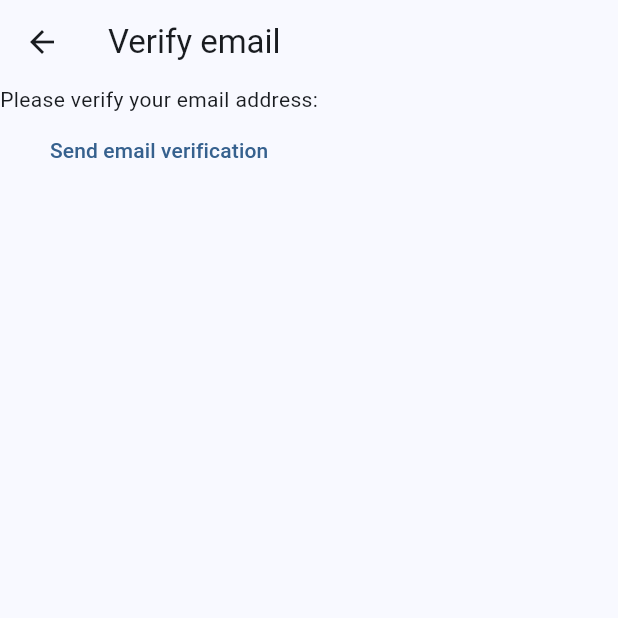
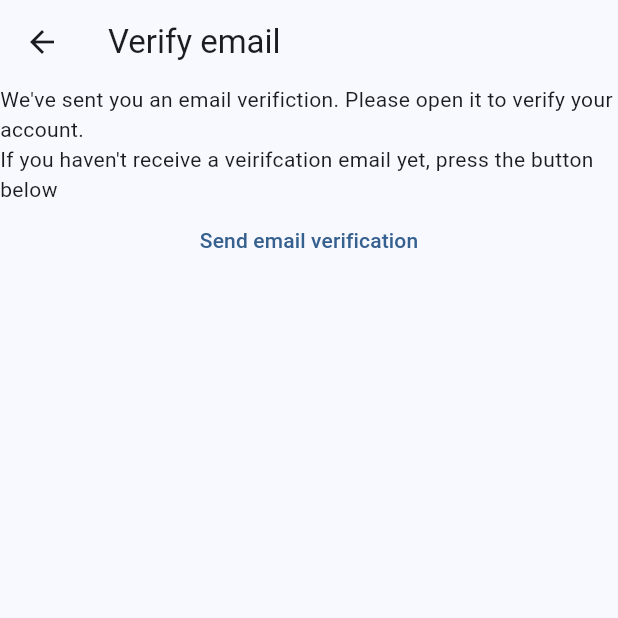
Before and after one commit to ArturKlasa/My-Notes, a Flutter app: the VerifyEmailView screen opened directly, on a phone screen of 412 x 824 dp, the top half of it. Run offline on Flutter 3.47's test engine with Material 3 defaults, Android fonts, the phone set to English and light mode, and no system bars; our stand-ins replace firebase_auth, firebase_core; accounts and stored records are empty.

```diff
--- a/lib/constants/routes.dart
+++ b/lib/constants/routes.dart
@@ -1,3 +1,4 @@
 const loginRoute = '/login/';
 const registerRoute = '/register/';
 const notesRoute = '/notes/';
+const verifyEmailRoute = '/verify-email/';
--- a/lib/main.dart
+++ b/lib/main.dart
@@ -22,6 +22,7 @@ void main() {
         loginRoute: (context) => const LoginView(),
         registerRoute: (context) => const RegisterView(),
         notesRoute: (context) => const NotesView(),
+        verifyEmailRoute: (context) => const VerifyEmailView(),
       },
     ),
   );
--- a/lib/views/verify_email_view.dart
+++ b/lib/views/verify_email_view.dart
@@ -17,7 +17,10 @@ class _VerifyEmailViewState extends State<VerifyEmailView> {
       ),
       body: Column(
         children: [
-          const Text('Please verify your email address:'),
+          const Text(
+              "We've sent you an email verifiction. Please open it to verify your account."),
+          const Text(
+              "If you haven't receive a veirifcation email yet, press the button below"),
           TextButton(
               onPressed: () async {
                 final user = FirebaseAuth.instance.currentUser;
```
Also changed, not shown: lib/views/register_view.dart (+28 -8 lines).
